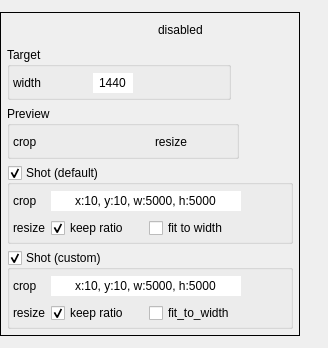
Above: tools/video_editor/ui/ui_widget_geometry.ui from JepEtau/mco before the change. Below: the same form after it.
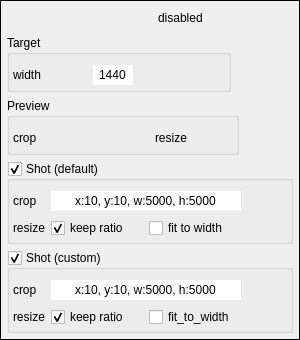
That is the form after the change. Icons and pictures are not drawn.

What changed in the file:
```diff
--- a/tools/video_editor/ui/ui_widget_geometry.ui
+++ b/tools/video_editor/ui/ui_widget_geometry.ui
@@ -6,8 +6,8 @@
    <rect>
     <x>0</x>
     <y>0</y>
-    <width>328</width>
-    <height>348</height>
+    <width>289</width>
+    <height>336</height>
    </rect>
   </property>
   <property name="sizePolicy">
@@ -243,7 +243,7 @@
           <number>3</number>
          </property>
          <property name="topMargin">
-          <number>5</number>
+          <number>9</number>
          </property>
          <property name="rightMargin">
           <number>3</number>
@@ -392,7 +392,7 @@
           <number>3</number>
          </property>
          <property name="topMargin">
-          <number>5</number>
+          <number>9</number>
          </property>
          <property name="rightMargin">
           <number>3</number>
@@ -533,7 +533,7 @@
           <number>3</number>
          </property>
          <property name="topMargin">
-          <number>5</number>
+          <number>9</number>
          </property>
          <property name="rightMargin">
           <number>3</number>
@@ -680,7 +680,7 @@
           <number>3</number>
          </property>
          <property name="topMargin">
-          <number>5</number>
+          <number>9</number>
          </property>
          <property name="rightMargin">
           <number>3</number>
```
